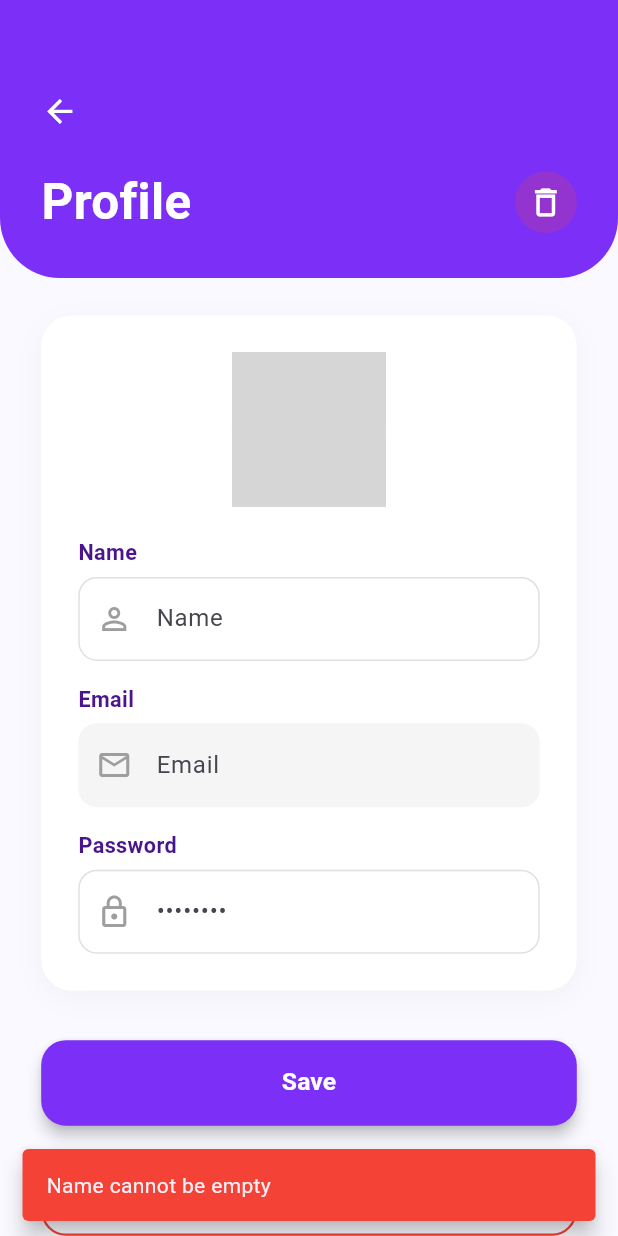
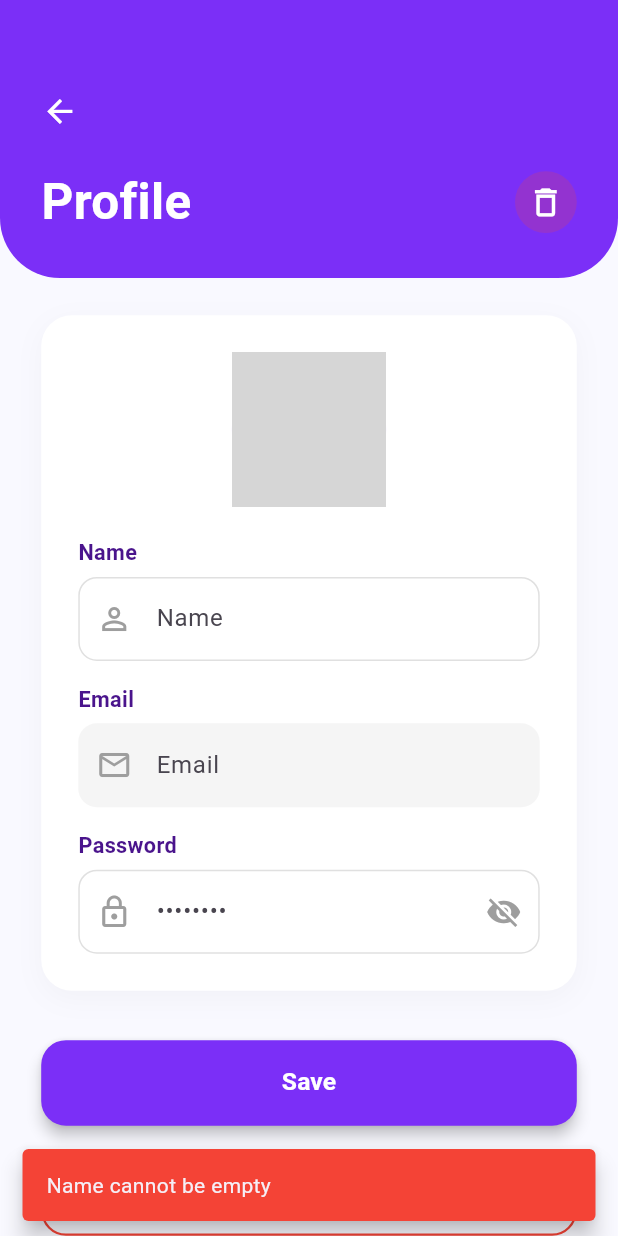
Before and after one commit to DevBeastTeam/couple_wellness_velomora_ai_flutter, a Flutter app: the AccountScreen screen opened directly, after a tap on "Save", on a phone screen of 412 x 824 dp. Run offline on Flutter 3.47's test engine with Material 3 defaults, Android fonts, the phone set to English and light mode, and no system bars; our stand-ins replace cloud_firestore, dio, firebase_analytics, firebase_auth, firebase_core, firebase_crashlytics and 10 more; missing offline and left inert: firebase_performance, in_app_purchase_android; accounts and stored records are empty; statements that could not run were skipped; grey boxes are pictures that could not be loaded.

Commit message:
now profile skeleton is improved

```diff
--- a/lib/screens/settings/account_screen.dart
+++ b/lib/screens/settings/account_screen.dart
@@ -27,6 +27,7 @@ class _AccountScreenState extends State<AccountScreen> {
 
   bool _isLoading = true;
   String? _localProfileImagePath;
+  bool _isPasswordVisible = false;
 
   @override
   void initState() {
@@ -43,8 +44,14 @@ class _AccountScreenState extends State<AccountScreen> {
 
       if (mounted) {
         setState(() {
-          _emailController.text = user?.email ?? '';
-          _nameController.text = userData?['displayName'] ?? '';
+          final userEmail = user?.email ?? '';
+          _emailController.text = userEmail;
+
+          final storedName = userData?['displayName'] as String?;
+          _nameController.text = (storedName != null && storedName.isNotEmpty)
+              ? storedName
+              : (userEmail.isNotEmpty ? userEmail.split('@')[0] : '');
+          _passwordController.text = userData?['password'] ?? '';
           _localProfileImagePath = localPath;
           _isLoading = false;
         });
@@ -466,7 +473,7 @@ class _AccountScreenState extends State<AccountScreen> {
           SizedBox(height: 5.h),
           TextField(
             controller: _passwordController,
-            obscureText: true,
+            obscureText: !_isPasswordVisible,
             decoration: InputDecoration(
               hintText: '••••••••',
               border: OutlineInputBorder(
@@ -484,6 +491,17 @@ class _AccountScreenState extends State<AccountScreen> {
               filled: true,
               fillColor: Colors.white,
               prefixIcon: const Icon(Icons.lock_outline, color: Colors.grey),
+              suffixIcon: IconButton(
+                icon: Icon(
+                  _isPasswordVisible ? Icons.visibility : Icons.visibility_off,
+                  color: Colors.grey,
+                ),
+                onPressed: () {
+                  setState(() {
+                    _isPasswordVisible = !_isPasswordVisible;
+                  });
+                },
+              ),
             ),
           ),
         ],
--- a/lib/services/auth_service.dart
+++ b/lib/services/auth_service.dart
@@ -60,7 +60,7 @@ class AuthService {
           userId: userCredential.user!.uid,
           email: email.trim(),
           password: password,
-          displayName: userCredential.user!.displayName,
+          displayName: userCredential.user!.displayName ?? email.trim().split('@')[0],
           preferredLanguage: currentLanguage,
           authProvider: 'email',
         );
--- a/lib/widgets/skeletons/account_skeleton.dart
+++ b/lib/widgets/skeletons/account_skeleton.dart
@@ -15,40 +15,6 @@ class AccountScreenSkeleton extends StatelessWidget {
     return ShimmerWrap(
       Column(
         children: [
-          // Header
-          Container(
-            height: height * 0.15,
-            color: AppColors.brandPurple,
-            padding: EdgeInsets.fromLTRB(
-              width * 0.067,
-              height * 0.06,
-              width * 0.067,
-              0,
-            ),
-            child: Row(
-              children: [
-                ShimmerBox(
-                  height: height * 0.03,
-                  width: height * 0.03,
-                  radius: width * 0.067,
-                  color: Colors.white.withValues(alpha: 0.3),
-                ),
-                SizedBox(width: width * 0.033),
-                ShimmerLine(
-                  height: height * 0.025,
-                  width: width * 0.35,
-                  color: Colors.white.withValues(alpha: 0.3),
-                ),
-                const Spacer(),
-                ShimmerBox(
-                  height: height * 0.025,
-                  width: height * 0.025,
-                  radius: width * 0.133,
-                  color: Colors.white.withValues(alpha: 0.3),
-                ),
-              ],
-            ),
-          ),
           // Form content
           SizedBox(
             height: height * 0.65,
@@ -90,17 +56,11 @@ class AccountScreenSkeleton extends StatelessWidget {
                       SizedBox(height: height * 0.04),
                       ShimmerBox(
                         height: height * 0.0625,
-                        width: height * 0.0625,
+                        width: height * 0.6,
                         radius: width,
                         color: Colors.grey.shade300,
                       ),
                       SizedBox(height: height * 0.02),
-                      ShimmerBox(
-                        height: height * 0.0625,
-                        width: height * 0.0625,
-                        radius: width,
-                        color: Colors.grey.shade200,
-                      ),
                     ],
                   ),
                 ),
```
